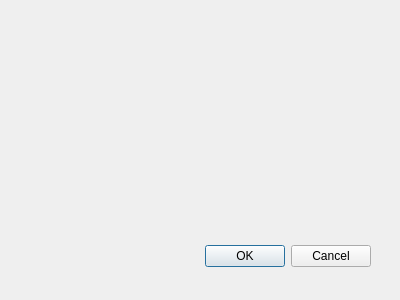
germanal2k4/PasswordLine, file dialog.ui: the form before one commit.
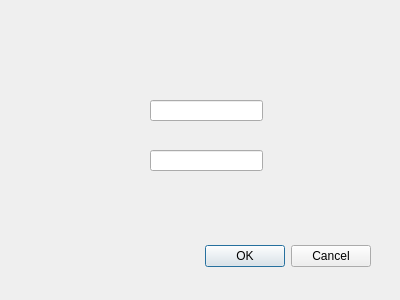
The form after the commit. Custom widgets are drawn as their Qt base class.

Patch:
```diff
--- a/dialog.ui
+++ b/dialog.ui
@@ -29,7 +29,34 @@
     <set>QDialogButtonBox::Cancel|QDialogButtonBox::Ok</set>
    </property>
   </widget>
+  <widget class="IconizedLineEdit" name="IconizedLineEdit_1">
+   <property name="geometry">
+    <rect>
+     <x>150</x>
+     <y>100</y>
+     <width>113</width>
+     <height>21</height>
+    </rect>
+   </property>
+  </widget>
+  <widget class="IconizedLineEdit" name="IconizedLineEdit_2">
+   <property name="geometry">
+    <rect>
+     <x>150</x>
+     <y>150</y>
+     <width>113</width>
+     <height>21</height>
+    </rect>
+   </property>
+  </widget>
  </widget>
+ <customwidgets>
+  <customwidget>
+   <class>IconizedLineEdit</class>
+   <extends>QLineEdit</extends>
+   <header>IconizedLineEdit.h</header>
+  </customwidget>
+ </customwidgets>
  <resources/>
  <connections>
   <connection>
```
